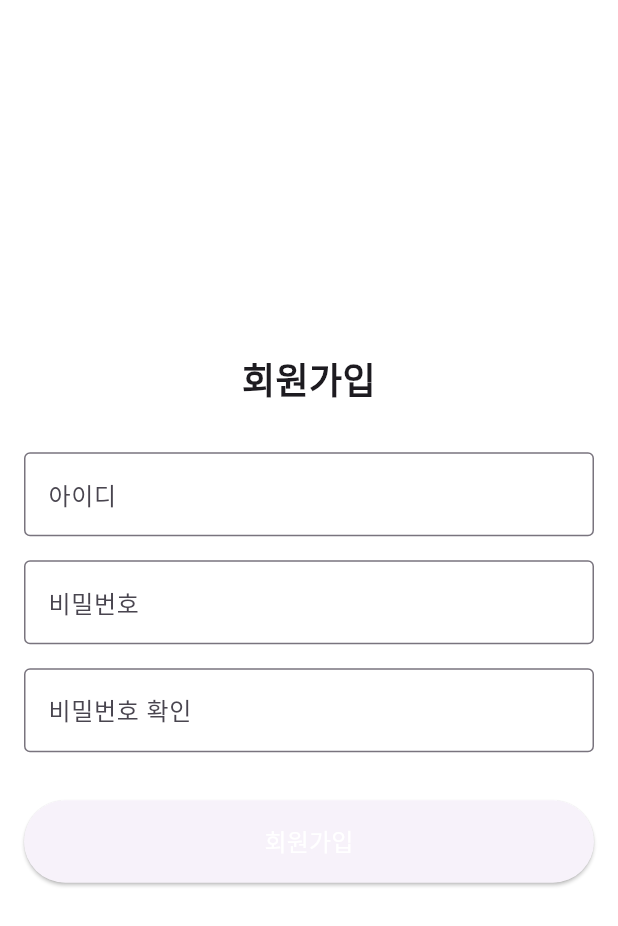
After one commit to songhaechan/quick-share-memo, a Flutter app: the RegisterScreen screen opened directly, on a phone screen of 412 x 824 dp. The commit adds this screen. Shown: the top 926 px of the screen. Run offline on Flutter 3.47's test engine with Material 3 defaults, Android fonts, the phone set to English and light mode, and no system bars; our stand-ins replace get.

Commit message:
feat: app.dart 생성

```diff
--- /dev/null
+++ b/quick_share_frontend/lib/src/app.dart
@@ -0,0 +1,21 @@
+import 'package:flutter/material.dart';
+import 'package:quick_share_frontend/src/screen/auth/Login.dart';
+import 'package:quick_share_frontend/src/screen/auth/Register.dart';
+import 'package:get/get_navigation/src/root/get_material_app.dart';
+
+class MyApp extends StatelessWidget {
+  final bool isLogin;
+  const MyApp(this.isLogin, {super.key});
+
+  @override
+  Widget build(BuildContext context) {
+    return GetMaterialApp(
+      debugShowCheckedModeBanner: false,
+      routes: {
+        '/': (context) => LoginScreen(),
+        '/register': (context) => RegisterScreen(),
+      },
+      initialRoute: '/',
+    );
+  }
+}
--- a/quick_share_frontend/lib/src/screen/auth/Login.dart
+++ b/quick_share_frontend/lib/src/screen/auth/Login.dart
@@ -1,6 +1,6 @@
 import 'package:flutter/material.dart';
 
-class LoginPage extends StatelessWidget {
+class LoginScreen extends StatelessWidget {
   @override
   Widget build(BuildContext context) {
     return Scaffold(
--- /dev/null
+++ b/quick_share_frontend/lib/src/screen/auth/Register.dart
@@ -0,0 +1,68 @@
+import 'package:flutter/material.dart';
+
+class RegisterScreen extends StatelessWidget {
+  const RegisterScreen({Key? key}) : super(key: key);
+
+  @override
+  Widget build(BuildContext context) {
+    return Scaffold(
+      backgroundColor: Colors.white,
+      body: Padding(
+        padding: const EdgeInsets.all(16.0),
+        child: Column(
+          mainAxisAlignment: MainAxisAlignment.center,
+          crossAxisAlignment: CrossAxisAlignment.stretch,
+          children: [
+            const Text(
+              '회원가입',
+              textAlign: TextAlign.center,
+              style: TextStyle(
+                fontSize: 24,
+                fontWeight: FontWeight.bold,
+              ),
+            ),
+            const SizedBox(height: 32),
+            const TextField(
+              decoration: InputDecoration(
+                labelText: '아이디',
+                border: OutlineInputBorder(),
+              ),
+            ),
+            const SizedBox(height: 16),
+            const TextField(
+              obscureText: true,
+              decoration: InputDecoration(
+                labelText: '비밀번호',
+                border: OutlineInputBorder(),
+              ),
+            ),
+            const SizedBox(height: 16),
+            const TextField(
+              obscureText: true,
+              decoration: InputDecoration(
+                labelText: '비밀번호 확인',
+                border: OutlineInputBorder(),
+              ),
+            ),
+            const SizedBox(height: 32),
+            ElevatedButton(
+              onPressed: () {
+                // 회원가입 로직 추가
+              },
+              style: ElevatedButton.styleFrom(
+                padding: const EdgeInsets.symmetric(vertical: 16),
+              ),
+              child: const Text(
+                '회원가입',
+                style: TextStyle(
+                  fontSize: 16,
+                  color: Colors.white,
+                ),
+              ),
+            ),
+          ],
+        ),
+      ),
+    );
+  }
+}
--- /dev/null
+++ b/quick_share_frontend/lib/src/shared/global.dart
@@ -0,0 +1,4 @@
+class Global {
+  static String accessToken = '';
+  static const String baseUrl = 'http://localhost:3000';
+}
--- a/quick_share_frontend/pubspec.yaml
+++ b/quick_share_frontend/pubspec.yaml
@@ -2,7 +2,7 @@ name: quick_share_frontend
 description: "A new Flutter project."
 # The following line prevents the package from being accidentally published to
 # pub.dev using `flutter pub publish`. This is preferred for private packages.
-publish_to: 'none' # Remove this line if you wish to publish to pub.dev
+publish_to: "none" # Remove this line if you wish to publish to pub.dev
 
 # The following defines the version and build number for your application.
 # A version number is three numbers separated by dots, like 1.2.43
@@ -28,6 +28,7 @@ environment:
 # the latest version available on pub.dev. To see which dependencies have newer
 # versions available, run `flutter pub outdated`.
 dependencies:
+  get: ^4.6.5
   flutter:
     sdk: flutter
 
@@ -51,7 +52,6 @@ dev_dependencies:
 
 # The following section is specific to Flutter packages.
 flutter:
-
   # The following line ensures that the Material Icons font is
   # included with your application, so that you can use the icons in
   # the material Icons class.
```
Also changed, not shown: quick_share_frontend/pubspec.lock.
